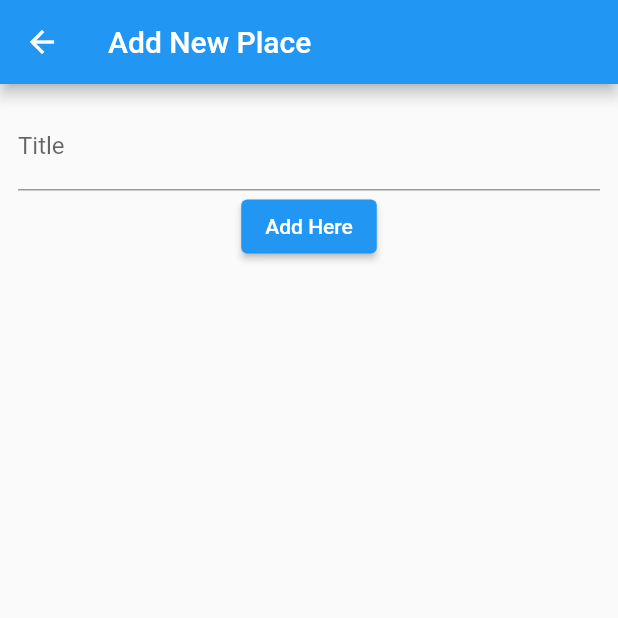
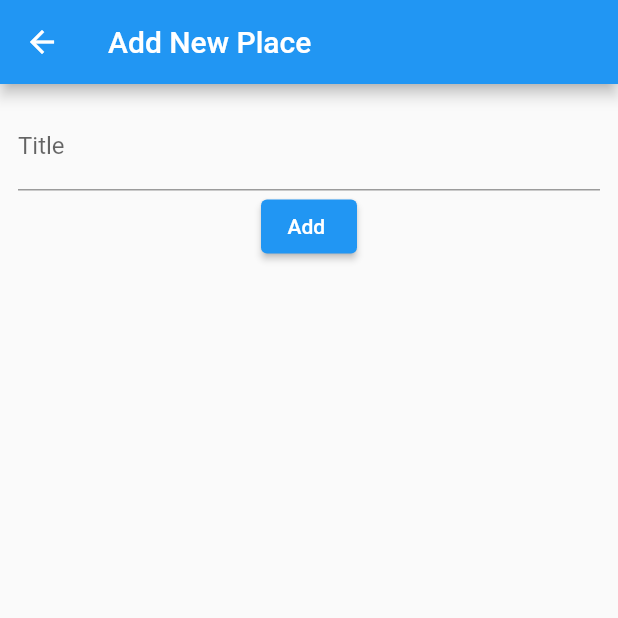
Before and after one commit to iHamza7/Native-features, a Flutter app: the AddPlaceScreen screen opened directly, on a phone screen of 412 x 824 dp, the top half of it. Run offline on Flutter 3.47's test engine with Material 2 defaults, Android fonts, the phone set to English and light mode, and no system bars.

Commit message:
lib changed

```diff
--- a/lib/screens/addplacesscreen.dart
+++ b/lib/screens/addplacesscreen.dart
@@ -32,7 +32,7 @@ class _AddPlaceScreenState extends State<AddPlaceScreen> {
             ),
             ElevatedButton(
               onPressed: () {},
-              child: const Text('Add Here'),
+              child: const Text('Add '),
             ),
           ],
         ),
```
